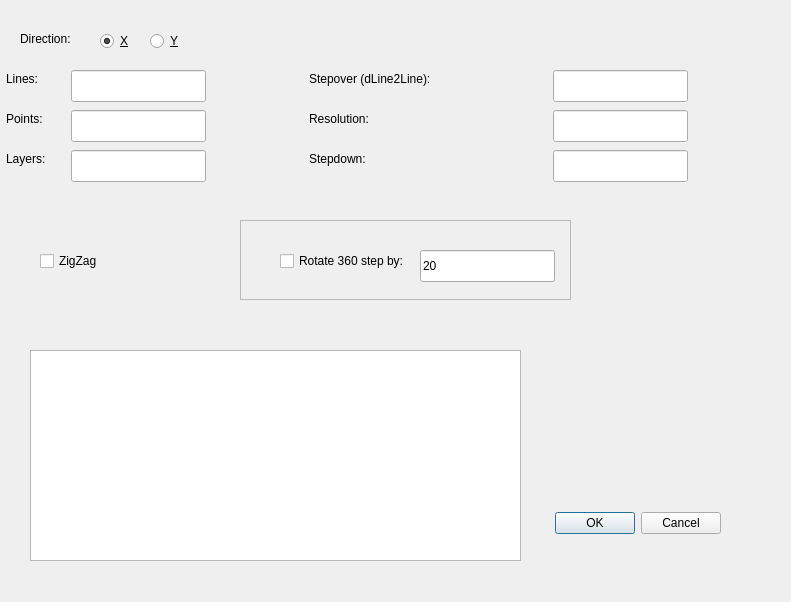
Above: src/Gui/SimpleCutterDialog.ui from fredrickojackson/CppCAM before the change. Below: the same form after it.
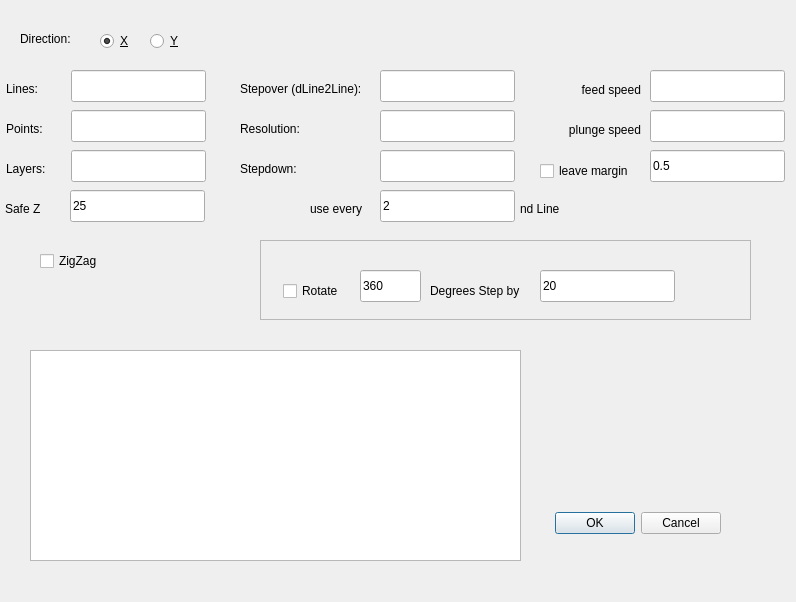
That is the form after the change. Icons and pictures are not drawn.

The edit to the form file:
```diff
--- a/src/Gui/SimpleCutterDialog.ui
+++ b/src/Gui/SimpleCutterDialog.ui
@@ -9,7 +9,7 @@
    <rect>
     <x>0</x>
     <y>0</y>
-    <width>791</width>
+    <width>796</width>
     <height>602</height>
    </rect>
   </property>
@@ -69,7 +69,7 @@
    <property name="geometry">
     <rect>
      <x>6</x>
-     <y>70</y>
+     <y>80</y>
      <width>36</width>
      <height>18</height>
     </rect>
@@ -91,8 +91,8 @@
   <widget class="QLabel" name="label_5">
    <property name="geometry">
     <rect>
-     <x>309</x>
-     <y>70</y>
+     <x>240</x>
+     <y>80</y>
      <width>136</width>
      <height>18</height>
     </rect>
@@ -104,7 +104,7 @@
   <widget class="QLineEdit" name="lineEdit_overlap">
    <property name="geometry">
     <rect>
-     <x>553</x>
+     <x>380</x>
      <y>70</y>
      <width>135</width>
      <height>32</height>
@@ -115,7 +115,7 @@
    <property name="geometry">
     <rect>
      <x>6</x>
-     <y>110</y>
+     <y>120</y>
      <width>42</width>
      <height>18</height>
     </rect>
@@ -137,8 +137,8 @@
   <widget class="QLabel" name="label_6">
    <property name="geometry">
     <rect>
-     <x>309</x>
-     <y>110</y>
+     <x>240</x>
+     <y>120</y>
      <width>69</width>
      <height>18</height>
     </rect>
@@ -150,7 +150,7 @@
   <widget class="QLineEdit" name="lineEdit_resolution">
    <property name="geometry">
     <rect>
-     <x>553</x>
+     <x>380</x>
      <y>110</y>
      <width>135</width>
      <height>32</height>
@@ -161,7 +161,7 @@
    <property name="geometry">
     <rect>
      <x>6</x>
-     <y>150</y>
+     <y>160</y>
      <width>44</width>
      <height>18</height>
     </rect>
@@ -183,8 +183,8 @@
   <widget class="QLabel" name="label_7">
    <property name="geometry">
     <rect>
-     <x>309</x>
-     <y>150</y>
+     <x>240</x>
+     <y>160</y>
      <width>65</width>
      <height>18</height>
     </rect>
@@ -196,7 +196,7 @@
   <widget class="QLineEdit" name="lineEdit_stepdown">
    <property name="geometry">
     <rect>
-     <x>553</x>
+     <x>380</x>
      <y>150</y>
      <width>135</width>
      <height>32</height>
@@ -235,9 +235,9 @@
   <widget class="QFrame" name="frame">
    <property name="geometry">
     <rect>
-     <x>240</x>
-     <y>220</y>
-     <width>331</width>
+     <x>260</x>
+     <y>240</y>
+     <width>491</width>
      <height>80</height>
     </rect>
    </property>
@@ -250,20 +250,20 @@
    <widget class="QCheckBox" name="checkBoxRotate">
     <property name="geometry">
      <rect>
-      <x>40</x>
-      <y>30</y>
-      <width>124</width>
+      <x>23</x>
+      <y>40</y>
+      <width>71</width>
       <height>22</height>
      </rect>
     </property>
     <property name="text">
-     <string>Rotate 360 step by:</string>
+     <string>Rotate</string>
     </property>
    </widget>
    <widget class="QLineEdit" name="lineEditDegrees">
     <property name="geometry">
      <rect>
-      <x>180</x>
+      <x>280</x>
       <y>30</y>
       <width>135</width>
       <height>32</height>
@@ -273,6 +273,32 @@
      <string>20</string>
     </property>
    </widget>
+   <widget class="QLineEdit" name="leRotateDegrees">
+    <property name="geometry">
+     <rect>
+      <x>100</x>
+      <y>30</y>
+      <width>61</width>
+      <height>32</height>
+     </rect>
+    </property>
+    <property name="text">
+     <string>360</string>
+    </property>
+   </widget>
+   <widget class="QLabel" name="label_8">
+    <property name="geometry">
+     <rect>
+      <x>170</x>
+      <y>40</y>
+      <width>111</width>
+      <height>21</height>
+     </rect>
+    </property>
+    <property name="text">
+     <string>Degrees Step by</string>
+    </property>
+   </widget>
   </widget>
   <widget class="QTextEdit" name="textEditStatus">
    <property name="geometry">
@@ -284,6 +310,152 @@
     </rect>
    </property>
   </widget>
+  <widget class="QLabel" name="label_9">
+   <property name="geometry">
+    <rect>
+     <x>5</x>
+     <y>200</y>
+     <width>44</width>
+     <height>18</height>
+    </rect>
+   </property>
+   <property name="text">
+    <string>Safe Z</string>
+   </property>
+  </widget>
+  <widget class="QLineEdit" name="le_SafeZ">
+   <property name="geometry">
+    <rect>
+     <x>70</x>
+     <y>190</y>
+     <width>135</width>
+     <height>32</height>
+    </rect>
+   </property>
+   <property name="text">
+    <string>25</string>
+   </property>
+  </widget>
+  <widget class="QLabel" name="label_10">
+   <property name="geometry">
+    <rect>
+     <x>550</x>
+     <y>120</y>
+     <width>91</width>
+     <height>20</height>
+    </rect>
+   </property>
+   <property name="text">
+    <string>plunge speed</string>
+   </property>
+   <property name="alignment">
+    <set>Qt::AlignRight|Qt::AlignTrailing|Qt::AlignVCenter</set>
+   </property>
+  </widget>
+  <widget class="QLineEdit" name="leFeedSpeed">
+   <property name="geometry">
+    <rect>
+     <x>650</x>
+     <y>70</y>
+     <width>135</width>
+     <height>32</height>
+    </rect>
+   </property>
+  </widget>
+  <widget class="QLabel" name="label_11">
+   <property name="geometry">
+    <rect>
+     <x>560</x>
+     <y>80</y>
+     <width>81</width>
+     <height>20</height>
+    </rect>
+   </property>
+   <property name="text">
+    <string>feed speed</string>
+   </property>
+   <property name="alignment">
+    <set>Qt::AlignRight|Qt::AlignTrailing|Qt::AlignVCenter</set>
+   </property>
+  </widget>
+  <widget class="QLineEdit" name="lePlungeSpeed">
+   <property name="geometry">
+    <rect>
+     <x>650</x>
+     <y>110</y>
+     <width>135</width>
+     <height>32</height>
+    </rect>
+   </property>
+  </widget>
+  <widget class="QCheckBox" name="cbLeaveMargin">
+   <property name="geometry">
+    <rect>
+     <x>540</x>
+     <y>160</y>
+     <width>111</width>
+     <height>22</height>
+    </rect>
+   </property>
+   <property name="text">
+    <string>leave margin</string>
+   </property>
+  </widget>
+  <widget class="QLineEdit" name="leMargin">
+   <property name="geometry">
+    <rect>
+     <x>650</x>
+     <y>150</y>
+     <width>135</width>
+     <height>32</height>
+    </rect>
+   </property>
+   <property name="text">
+    <string>0.5</string>
+   </property>
+   <property name="placeholderText">
+    <string>.5</string>
+   </property>
+  </widget>
+  <widget class="QLabel" name="label_12">
+   <property name="geometry">
+    <rect>
+     <x>310</x>
+     <y>200</y>
+     <width>61</width>
+     <height>18</height>
+    </rect>
+   </property>
+   <property name="text">
+    <string>use every</string>
+   </property>
+  </widget>
+  <widget class="QLineEdit" name="leUseLine">
+   <property name="geometry">
+    <rect>
+     <x>380</x>
+     <y>190</y>
+     <width>135</width>
+     <height>32</height>
+    </rect>
+   </property>
+   <property name="text">
+    <string>2</string>
+   </property>
+  </widget>
+  <widget class="QLabel" name="lblUseline">
+   <property name="geometry">
+    <rect>
+     <x>520</x>
+     <y>200</y>
+     <width>61</width>
+     <height>18</height>
+    </rect>
+   </property>
+   <property name="text">
+    <string>nd Line</string>
+   </property>
+  </widget>
  </widget>
  <resources>
   <include location="pycam.qrc"/>
```
Left out of the diff: 2 changed lines with no effect on the pictures.
